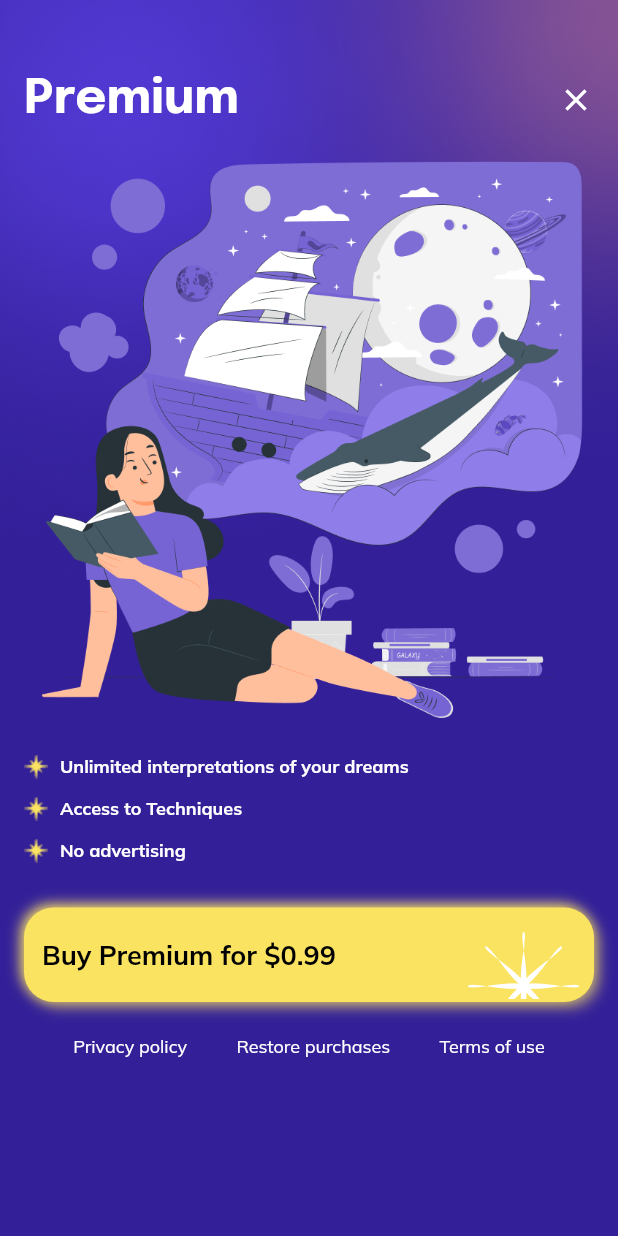
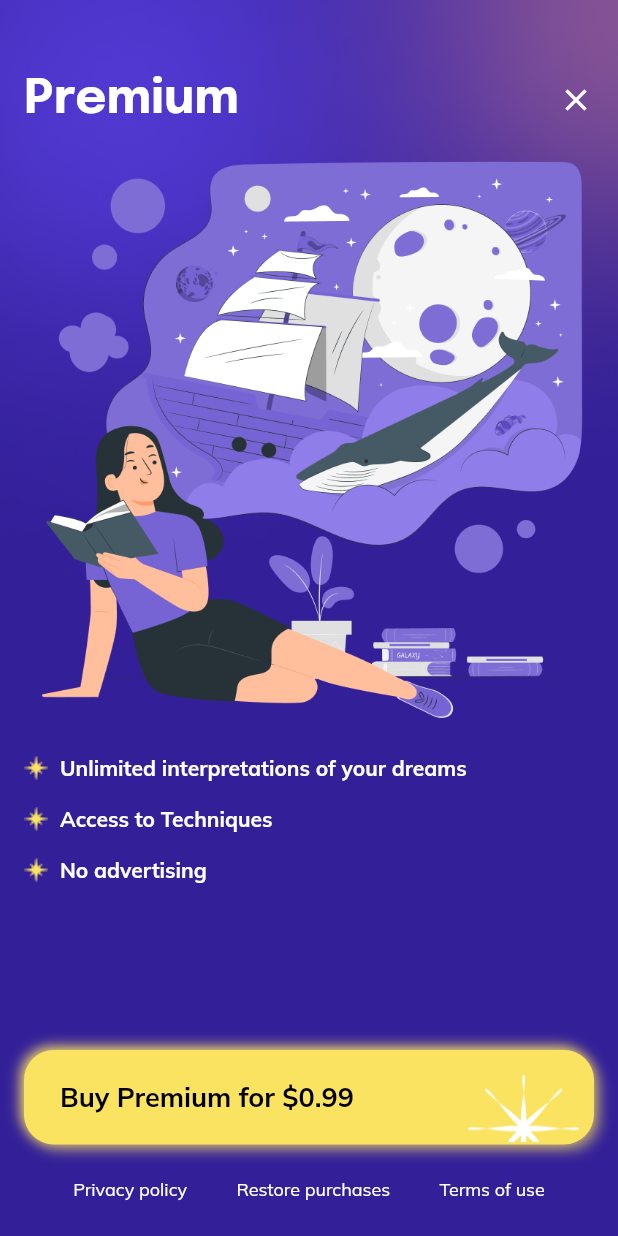
Before and after one commit to basykvitaliy/DreamDiary, a Flutter app: the PremiumScreen screen opened directly, on a phone screen of 412 x 824 dp. Run offline on Flutter 3.47's test engine with Material 2 defaults, Android fonts, the light colour scheme and no system bars; our stand-ins replace dropdown_button2, fl_chart, flutter_datetime_picker_plus, flutter_svg, google_fonts, share_plus and 2 more; accounts and stored records are empty.

Commit message:
fixed bugs

```diff
--- a/lib/screens/premium/premium_screen.dart
+++ b/lib/screens/premium/premium_screen.dart
@@ -21,7 +21,10 @@ class PremiumScreen extends StatelessWidget {
           Container(
             margin: const EdgeInsets.symmetric(horizontal: 16),
             child: Column(
+              mainAxisAlignment: MainAxisAlignment.spaceBetween,
               crossAxisAlignment: CrossAxisAlignment.start,
+              children: [
+                Column(
                   children: [
                     const SizedBox(height: 50),
                     Row(
@@ -48,28 +51,32 @@ class PremiumScreen extends StatelessWidget {
                         Image.asset('assets/icons/star.png'),
                         const SizedBox(width: 8),
                         Text('Unlimited interpretations of your dreams',
-                        style: GoogleFonts.mulish(textStyle: AppStyles.regularWhiteText12, fontWeight: FontWeight.bold)),
+                            style: GoogleFonts.mulish(textStyle: AppStyles.regularWhiteText14, fontWeight: FontWeight.bold)),
                       ],
                     ),
-                const SizedBox(height: 12),
+                    const SizedBox(height: 16),
                     Row(
                       mainAxisAlignment: MainAxisAlignment.start,
                       children: [
                         Image.asset('assets/icons/star.png'),
                         const SizedBox(width: 8),
-                    Text('Access to Techniques', style: GoogleFonts.mulish(textStyle: AppStyles.regularWhiteText12, fontWeight: FontWeight.bold)),
+                        Text('Access to Techniques', style: GoogleFonts.mulish(textStyle: AppStyles.regularWhiteText14, fontWeight: FontWeight.bold)),
                       ],
                     ),
-                const SizedBox(height: 12),
+                    const SizedBox(height: 16),
                     Row(
                       mainAxisAlignment: MainAxisAlignment.start,
                       children: [
                         Image.asset('assets/icons/star.png'),
                         const SizedBox(width: 8),
-                    Text('No advertising', style: GoogleFonts.mulish(textStyle: AppStyles.regularWhiteText12, fontWeight: FontWeight.bold)),
+                        Text('No advertising', style: GoogleFonts.mulish(textStyle: AppStyles.regularWhiteText14, fontWeight: FontWeight.bold)),
                       ],
                     ),
-                const SizedBox(height: 24),
+                  ],
+                ),
+
+                Column(
+                  children: [
                     GestureDetector(
                       onTap: ()async {
                         SharedPreferences sharedPreferences = await SharedPreferences.getInstance();
@@ -82,7 +89,7 @@ class PremiumScreen extends StatelessWidget {
                           Container(
                             width: MediaQuery.of(context).size.width,
                             margin: const EdgeInsets.symmetric(vertical: 6),
-                        padding: const EdgeInsets.symmetric(horizontal: 12, vertical: 20),
+                            padding: const EdgeInsets.symmetric(horizontal: 24, vertical: 20),
                             decoration: BoxDecoration(
                               borderRadius: BorderRadius.circular(20),
                               color: AppColors.secondColor,
@@ -120,7 +127,11 @@ class PremiumScreen extends StatelessWidget {
                               textStyle: AppStyles.regularWhiteText12,
                             )),
                       ],
-                )
+                    ),
+                    const SizedBox(height: 24),
+                  ],
+                ),
+
               ],
             ),
           ),
```
Also changed, not shown: lib/screens/add_dream/add_dream_screen.dart (+41 -8 lines), lib/screens/detail_dream/detail_dream_screen.dart (+49 -5 lines). Lines whose indentation alone changed are shown as unchanged.
